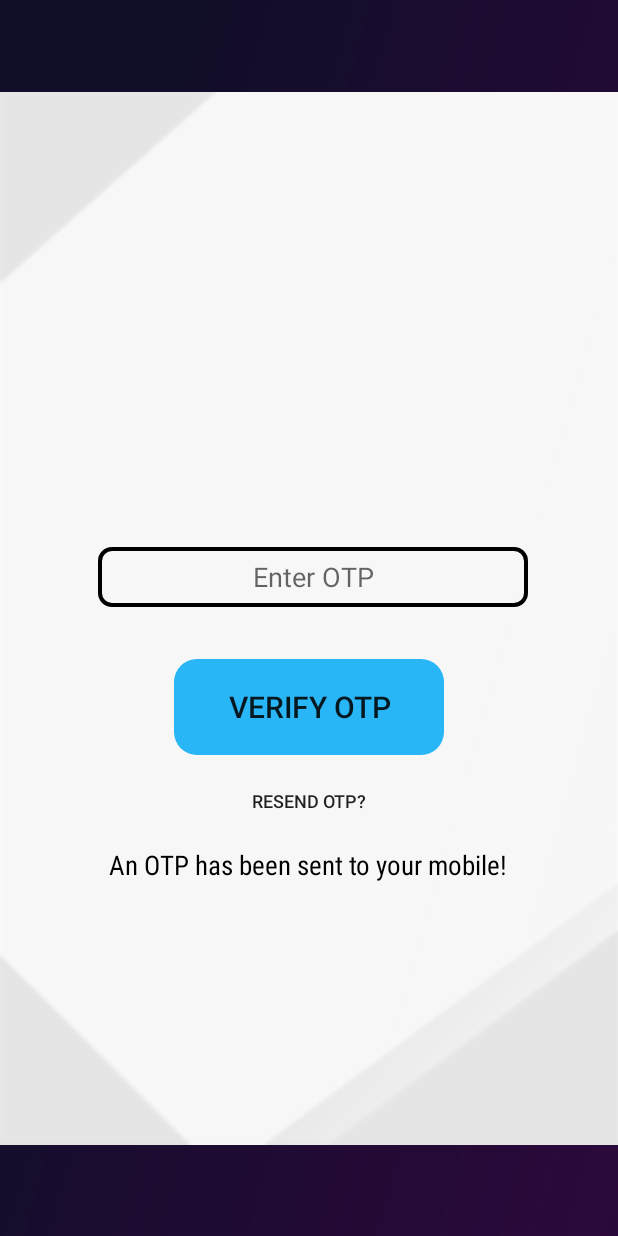
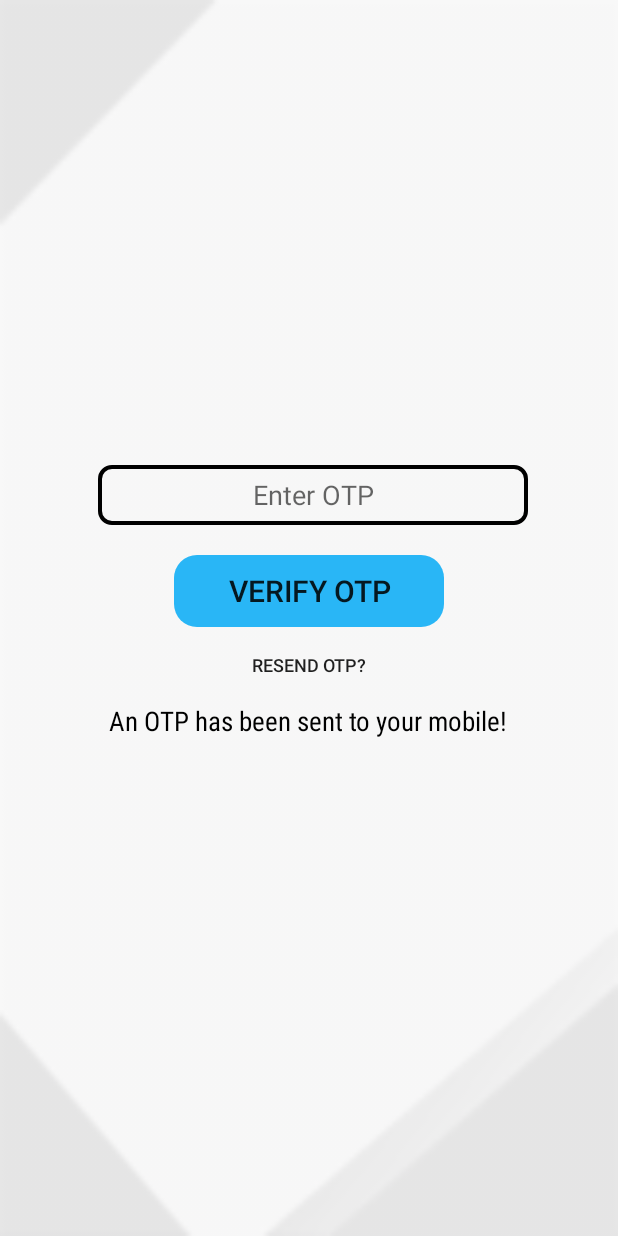
Before and after one commit to ECellNitrr/ECellApp2k17, an Android app: the OtpActivity screen opened directly, with no data from a screen before it, on a phone screen of 412 x 824 dp. Run offline under Robolectric (Android 15) with nearby library versions, the phone set to English and light mode, and no system bars; our stand-ins replace ButterKnife; pictures from the network do not load; 1 statement that could not run was skipped.

Commit message:
image loader

```diff
--- a/app/src/main/AndroidManifest.xml
+++ b/app/src/main/AndroidManifest.xml
@@ -18,7 +18,7 @@
         >
         <activity
             android:name="com.bquiz.raipur.ecellapp2k17.home.Home"
-            android:windowSoftInputMode="adjustPan"
+            android:windowSoftInputMode="adjustNothing"
             >
 
         </activity>
@@ -60,7 +60,7 @@
 -->
 
         <activity android:name="com.bquiz.raipur.ecellapp2k17.login.view.LoginActivity"
-            android:windowSoftInputMode="adjustPan">
+            android:windowSoftInputMode="">
         </activity>
         <activity android:name="com.bquiz.raipur.ecellapp2k17.otp_verify.view.OtpActivity" />
     </application>
--- a/app/src/main/java/com/bquiz/raipur/ecellapp2k17/splash_screen/view/SplashScreen.java
+++ b/app/src/main/java/com/bquiz/raipur/ecellapp2k17/splash_screen/view/SplashScreen.java
@@ -52,6 +52,7 @@
     public void fcmInsertStatus(final SplashScreenData splashScreenData) {
 
         float i = splashScreenData.getVersion();
+        Log.d("log",""+BuildConfig.VERSION_CODE);
         if (i > BuildConfig.VERSION_CODE) {
             final Dialog dialog = new Dialog(SplashScreen.this);
             dialog.setContentView(R.layout.activity_rules__dialog_box);
--- a/app/src/main/res/layout/activity_login.xml
+++ b/app/src/main/res/layout/activity_login.xml
@@ -1,16 +1,23 @@
 <?xml version="1.0" encoding="utf-8"?>
+<ScrollView
+    xmlns:android="http://schemas.android.com/apk/res/android"
+    xmlns:tools="http://schemas.android.com/tools"
+    android:background="@drawable/login_bg"
+     android:layout_height="match_parent"
+     android:layout_width="match_parent">
 
 <RelativeLayout android:layout_width="match_parent"
     android:layout_height="match_parent"
-    xmlns:android="http://schemas.android.com/apk/res/android"
-    xmlns:tools="http://schemas.android.com/tools"
+                android:focusable="true"
+                android:focusableInTouchMode="true"
     tools:context="com.bquiz.raipur.ecellapp2k17.login.view.LoginActivity">
 
     <ImageView
         android:layout_width="match_parent"
         android:layout_height="match_parent"
         android:id="@+id/login_background"
-        />
+        android:visibility="gone"
+        android:layout_alignParentTop="true"/>
     <LinearLayout
         android:layout_width="match_parent"
         android:layout_height="match_parent"
@@ -20,8 +27,9 @@
 
         <ImageView
             android:layout_width="match_parent"
-            android:layout_height="75sp"
+            android:layout_height="100dp"
             android:layout_marginBottom="20sp"
+            android:layout_marginTop="60dp"
             android:layout_weight="2"
             android:id="@+id/e_cell_logo" />
 
@@ -129,8 +137,11 @@
 
         <Button
             android:id="@+id/logIn"
-            android:layout_width="180dp"
-            android:layout_height="15dp"
+            android:layout_width="wrap_content"
+            android:paddingLeft="20dp"
+            android:paddingRight="20dp"
+            android:layout_margin="20dp"
+            android:layout_height="wrap_content"
             android:textSize="20dp"
             android:background="@drawable/button_rounded_corner2"
             android:text="Log In"
@@ -151,7 +162,7 @@
         <Button
             android:id="@+id/btnVerify"
             android:layout_width="180sp"
-            android:layout_height="15sp"
+            android:layout_height="wrap_content"
             android:layout_gravity="center"
             android:textSize="20sp"
             android:background="@drawable/button_rounded_corner2"
@@ -163,7 +174,7 @@
         <Button
             android:id="@+id/resend_otp"
             android:layout_width="wrap_content"
-            android:layout_height="12sp"
+            android:layout_height="50dp"
             android:text="Resend Otp?"
             android:textSize="12sp"
             android:layout_gravity="center"
@@ -189,3 +200,4 @@
 
 
     </RelativeLayout>
+</ScrollView>
```
Also changed, not shown: app/build.gradle (+6 -8 lines), app/src/main/res/layout/fragment_profile.xml (+3 -4 lines).
